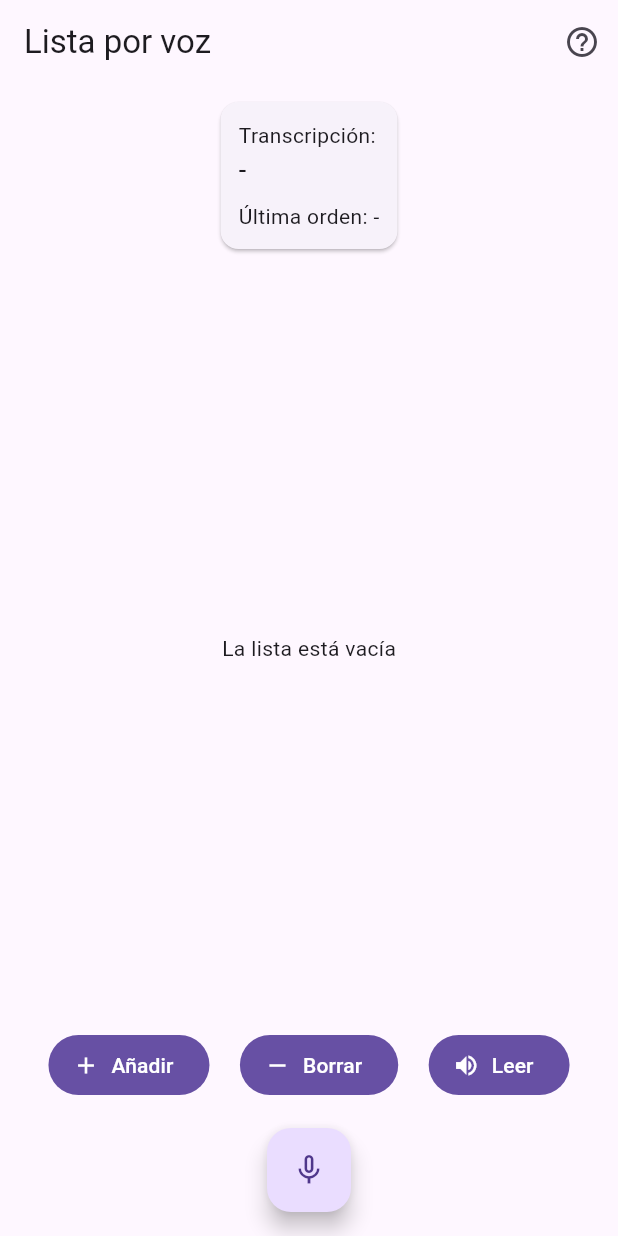
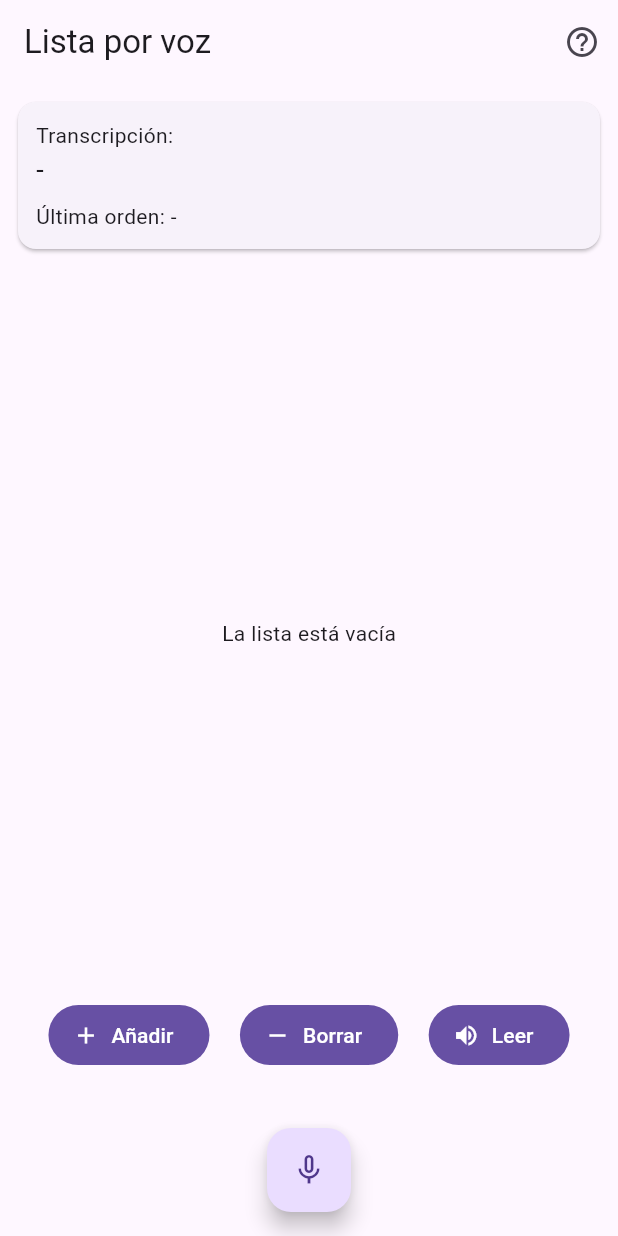
Before and after one commit to Pabloelique/ut2_interfaces_naturales, a Flutter app: the screen it shows after launch, on a phone screen of 412 x 824 dp. Run offline on Flutter 3.47's test engine with Material 3 defaults, Android fonts, the phone set to English and light mode, and no system bars; our stand-ins replace flutter_tts, speech_to_text.

Commit message:
lista_voz: arreglo el micro que tapaba los botones

```diff
--- a/lista_voz/lib/main.dart
+++ b/lista_voz/lib/main.dart
@@ -162,6 +162,8 @@ class _ListaVozState extends State<ListaVoz> {
         ],
       ),
       body: Column(
+        // stretch: la tarjeta ocupa todo el ancho
+        crossAxisAlignment: CrossAxisAlignment.stretch,
         children: [
           // Feedback: lo que se está oyendo y la última orden reconocida.
           Card(
@@ -204,7 +206,7 @@ class _ListaVozState extends State<ListaVoz> {
           ),
           // Alternativa táctil: los mismos comandos con botones.
           Padding(
-            padding: const EdgeInsets.fromLTRB(12, 0, 12, 90),
+            padding: const EdgeInsets.fromLTRB(12, 0, 12, 110),
             child: Row(
               mainAxisAlignment: MainAxisAlignment.spaceEvenly,
               children: [
```
